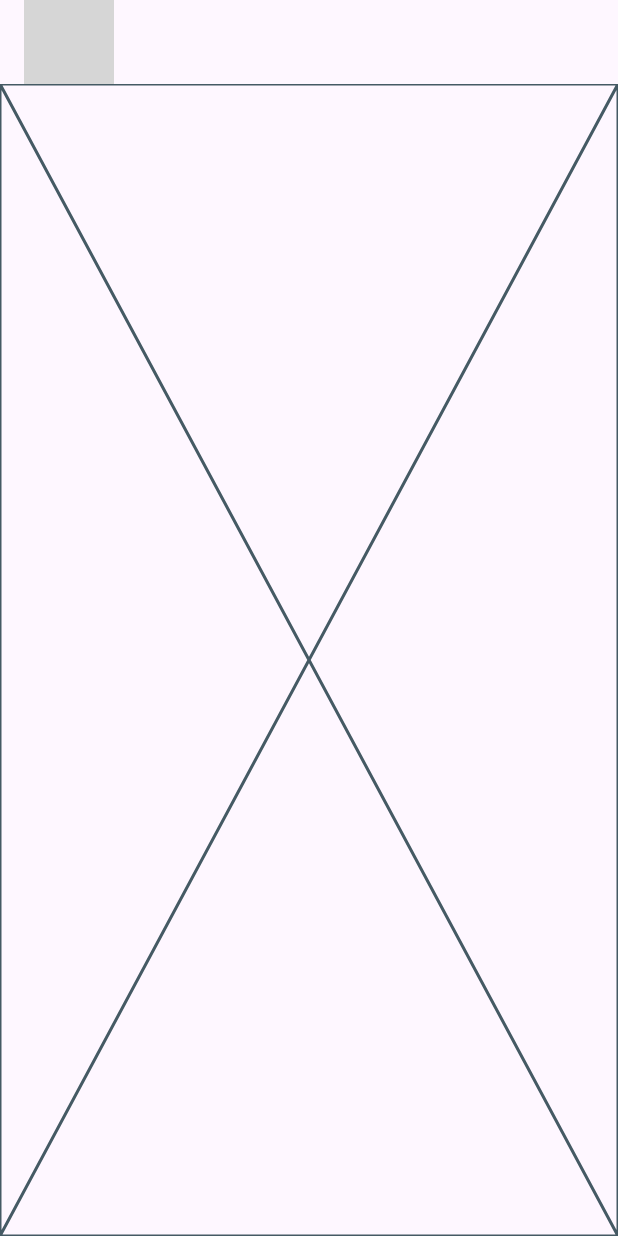
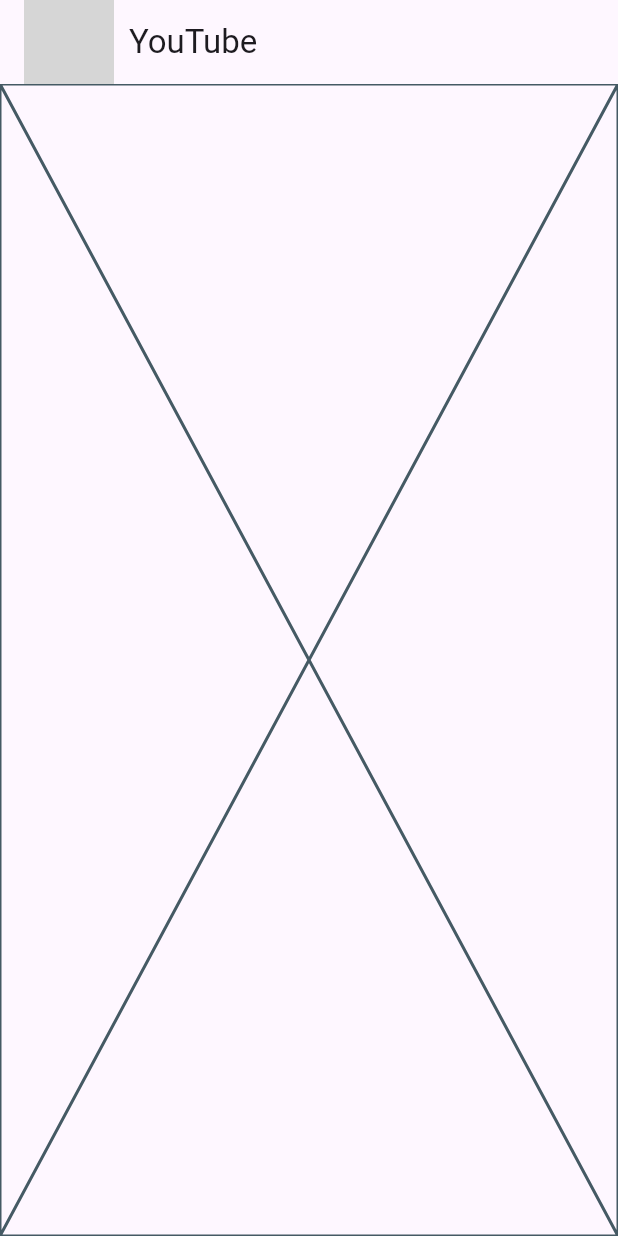
Before and after one commit to Omar-Tmam/YouTube-Clone, a Flutter app: the screen it shows after launch, on a phone screen of 412 x 824 dp. Run offline on Flutter 3.47's test engine with Material 3 defaults, Android fonts, the phone set to English and light mode, and no system bars; our stand-ins replace go_router; network calls fail; grey boxes are pictures that could not be loaded.

Commit message:
edit custom text widget

```diff
--- a/lib/Core/widgets/custom_text.dart
+++ b/lib/Core/widgets/custom_text.dart
@@ -1,4 +1,5 @@
 import 'package:flutter/material.dart';
+import 'package:youtube_clone/Core/utils/size_config.dart';
 
 class CustomText extends StatelessWidget {
   const CustomText({
@@ -6,24 +7,49 @@ class CustomText extends StatelessWidget {
     required this.title,
     this.fontSize,
     this.fontWeight,
-    this.maxLines, this.color,
+    this.maxLines,
+    this.color,
+    this.overflow,
   });
+
   final String title;
   final double? fontSize;
   final FontWeight? fontWeight;
   final int? maxLines;
   final Color? color;
+  final TextOverflow? overflow;
 
   @override
   Widget build(BuildContext context) {
     return Text(
       title,
       maxLines: maxLines,
+      overflow: overflow ?? (maxLines != null ? TextOverflow.ellipsis : null),
       style: TextStyle(
         fontWeight: fontWeight,
-        fontSize: fontSize,
-        color: Theme.of(context).textTheme.bodyLarge?.color,
+        fontSize: fontSize != null
+            ? getResponsiveFontSize(context, fontSize: fontSize!)
+            : null,
+        color: color ?? Theme.of(context).textTheme.bodyLarge?.color,
       ),
     );
   }
 }
+
+// Helper function for responsive font sizing
+double getResponsiveFontSize(BuildContext context, {required double fontSize}) {
+  double scaleFactor = getScaleFactor(context);
+  double responsiveSize = fontSize * scaleFactor;
+  double lowerLimit = fontSize * 0.8;
+  double upperLimit = fontSize * 1.2;
+  return responsiveSize.clamp(lowerLimit, upperLimit);
+}
+
+double getScaleFactor(BuildContext context) {
+  double width = MediaQuery.sizeOf(context).width;
+  if (width < SizeConfig.tabletBreakPoint) {
+    return width / 450;
+  } else {
+    return width / 800;
+  }
+}
--- a/lib/Features/home_view/presentation/views/mobile_layout_home_view.dart
+++ b/lib/Features/home_view/presentation/views/mobile_layout_home_view.dart
@@ -1,4 +1,5 @@
 import 'package:flutter/material.dart';
+import 'package:youtube_clone/Core/widgets/custom_text.dart';
 import 'package:youtube_clone/Features/home_view/presentation/views/widgets/mobile_home_view_body.dart';
 
 class MobileLayoutHomeView extends StatelessWidget {
@@ -14,7 +15,10 @@ class MobileLayoutHomeView extends StatelessWidget {
               'https://upload.wikimedia.org/wikipedia/commons/e/ef/Youtube_logo.png',
               width: 60,
             ),
-
+            SizedBox(
+              width: 10,
+            ),
+            CustomText(title: 'YouTube',)
           ],
         ),
       ),
--- a/lib/main.dart
+++ b/lib/main.dart
@@ -13,6 +13,8 @@ class YouTubeClone extends StatelessWidget {
     return MaterialApp.router(
       debugShowCheckedModeBanner: false,
       routerConfig: AppRouter.router,
+      darkTheme: ThemeData.dark(),
+      themeMode: ThemeMode.system,
     );
   }
 }
```
